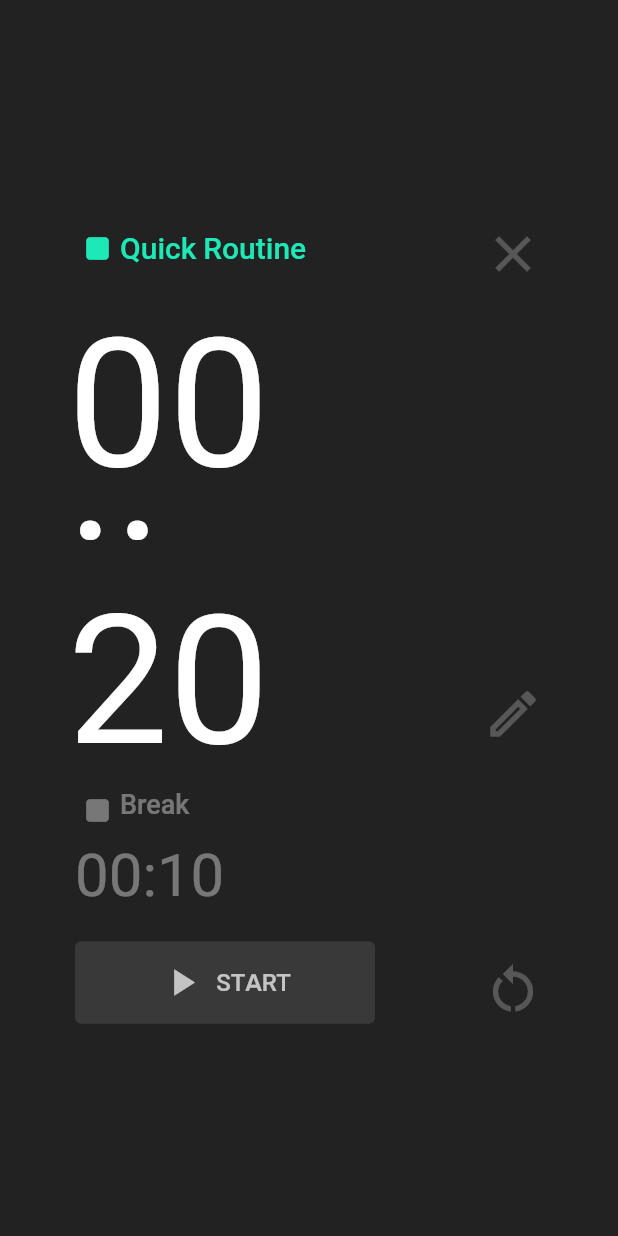
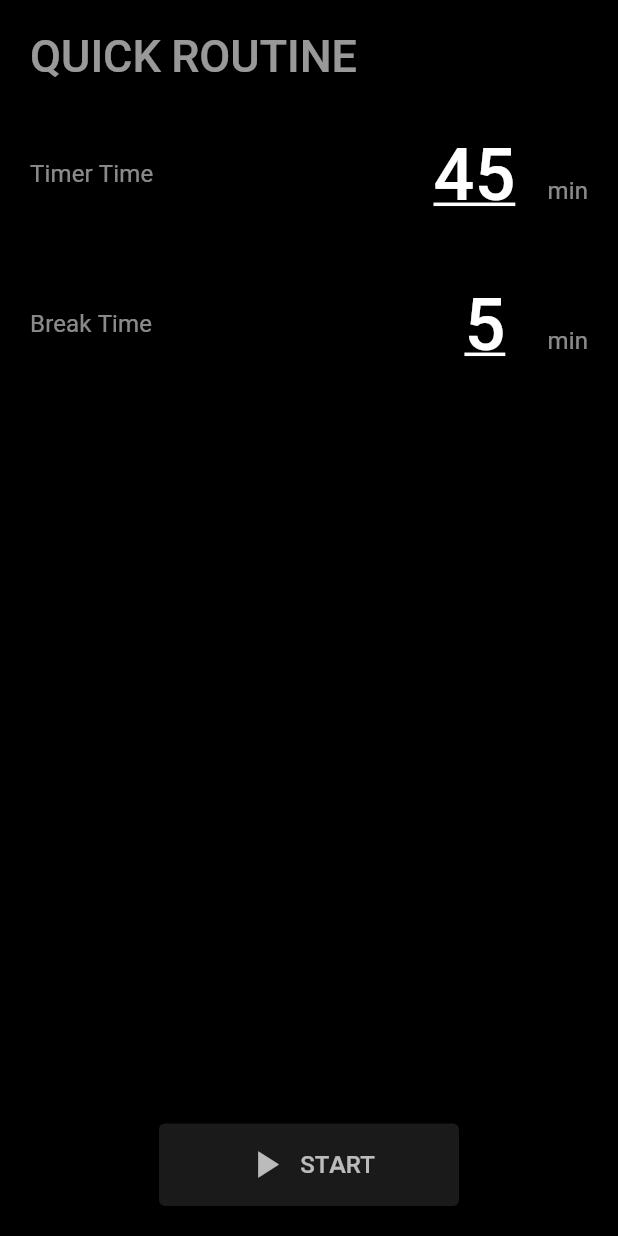
Before and after one commit to sadaakisz/Elapsed-Flutter, a Flutter app: the QuickTimerPage screen opened by its route, after a tap on the "edit" icon, on a phone screen of 412 x 824 dp. Run offline on Flutter 3.47's test engine with Material 2 defaults, Android fonts, the phone set to English and light mode, and no system bars; our stand-ins replace animated_splash_screen, flutter_svg, google_fonts, page_transition; missing offline and left inert: ms_undraw; Roboto replaces fonts that are missing (Aldrich); project files that could hold a hidden picture were left out.

Commit message:
⚡️Update Quick Timer Settings

```diff
--- a/elapsed_flutter/lib/pages/quick_timer.dart
+++ b/elapsed_flutter/lib/pages/quick_timer.dart
@@ -1,4 +1,5 @@
 import 'dart:async';
+import 'package:elapsed_flutter/pages/quick_timer_settings.dart';
 import 'package:elapsed_flutter/widgets/break_time.dart';
 import 'package:elapsed_flutter/widgets/timer_button.dart';
 import 'package:elapsed_flutter/widgets/timer_time.dart';
@@ -228,7 +229,13 @@ class _QuickTimerPageState extends State<QuickTimerPage> {
                     highlightColor: Colors.black,
                     focusColor: Colors.black,
                     splashColor: Colors.black,
-                    onPressed: resetTimer),
+                    onPressed: () {
+                      Navigator.push(
+                        context,
+                        MaterialPageRoute(
+                            builder: (context) => QuickTimerSettings()),
+                      );
+                    }),
               ],
             ),
             Row(
--- /dev/null
+++ b/elapsed_flutter/lib/pages/quick_timer_settings.dart
@@ -0,0 +1,125 @@
+import 'package:elapsed_flutter/colors/elapsed_colors.dart';
+import 'package:elapsed_flutter/widgets/timer_button.dart';
+import 'package:flutter/material.dart';
+
+class QuickTimerSettings extends StatelessWidget {
+  @override
+  Widget build(BuildContext context) {
+    return Scaffold(
+      backgroundColor: Colors.black,
+      body: Container(
+        width: MediaQuery.of(context).size.width * 1,
+        child: Padding(
+          padding: const EdgeInsets.all(20.0),
+          child: Column(
+              mainAxisAlignment: MainAxisAlignment.spaceBetween,
+              children: <Widget>[
+                Column(
+                  crossAxisAlignment: CrossAxisAlignment.start,
+                  children: <Widget>[
+                    Text('QUICK ROUTINE',
+                        style: Theme.of(context).textTheme.headline1),
+                    Padding(
+                      padding: const EdgeInsets.only(top: 20.0),
+                      child: Row(
+                        children: <Widget>[
+                          Expanded(
+                            child: Text('Timer Time',
+                                style: Theme.of(context).textTheme.subtitle2),
+                          ),
+                          Container(
+                            width: MediaQuery.of(context).size.width * .25,
+                            child: Row(
+                                crossAxisAlignment: CrossAxisAlignment.baseline,
+                                textBaseline: TextBaseline.alphabetic,
+                                children: [
+                                  Flexible(
+                                    child: TextField(
+                                      style: TextStyle(
+                                          color: Colors.white,
+                                          fontSize: 48,
+                                          fontWeight: FontWeight.w500,
+                                          decoration: TextDecoration.underline),
+                                      decoration: InputDecoration(
+                                        border: InputBorder.none,
+                                        focusedBorder: InputBorder.none,
+                                        enabledBorder: InputBorder.none,
+                                        errorBorder: InputBorder.none,
+                                        disabledBorder: InputBorder.none,
+                                      ),
+                                      controller: TextEditingController(
+                                        text: "45",
+                                      ),
+                                    ),
+                                  ),
+                                  Text('min',
+                                      style: Theme.of(context)
+                                          .textTheme
+                                          .subtitle2),
+                                ]),
+                          ),
+                        ],
+                      ),
+                    ),
+                    Padding(
+                      padding: const EdgeInsets.only(top: 20.0),
+                      child: Row(
+                        children: <Widget>[
+                          Expanded(
+                            child: Text('Break Time',
+                                style: Theme.of(context).textTheme.subtitle2),
+                          ),
+                          Container(
+                            width: MediaQuery.of(context).size.width * .2,
+                            child: Row(
+                                crossAxisAlignment: CrossAxisAlignment.baseline,
+                                mainAxisAlignment: MainAxisAlignment.end,
+                                textBaseline: TextBaseline.alphabetic,
+                                children: [
+                                  Flexible(
+                                    child: TextField(
+                                      style: TextStyle(
+                                          color: Colors.white,
+                                          fontSize: 48,
+                                          fontWeight: FontWeight.w500,
+                                          decoration: TextDecoration.underline),
+                                      decoration: InputDecoration(
+                                        border: InputBorder.none,
+                                        focusedBorder: InputBorder.none,
+                                        enabledBorder: InputBorder.none,
+                                        errorBorder: InputBorder.none,
+                                        disabledBorder: InputBorder.none,
+                                      ),
+                                      controller: TextEditingController(
+                                        text: "5",
+                                      ),
+                                    ),
+                                  ),
+                                  Text('min',
+                                      style: Theme.of(context)
+                                          .textTheme
+                                          .subtitle2),
+                                ]),
+                          ),
+                        ],
+                      ),
+                    ),
+                  ],
+                ),
+                Row(
+                  mainAxisAlignment: MainAxisAlignment.center,
+                  children: <Widget>[
+                    TimerButton(
+                        text: 'START',
+                        icon: Icons.play_arrow,
+                        event: () {
+                          Navigator.pop(context);
+                        })
+                  ],
+                )
+              ]),
+        ),
+      ),
+    );
+  }
+}
```
